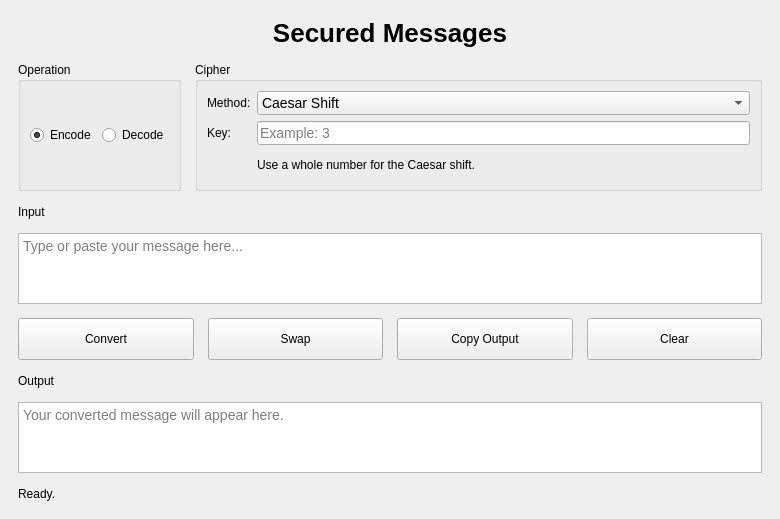
The window that secured_messages.ui (Eggnoig/Secured-Messages) describes before a commit, drawn with Qt 5.
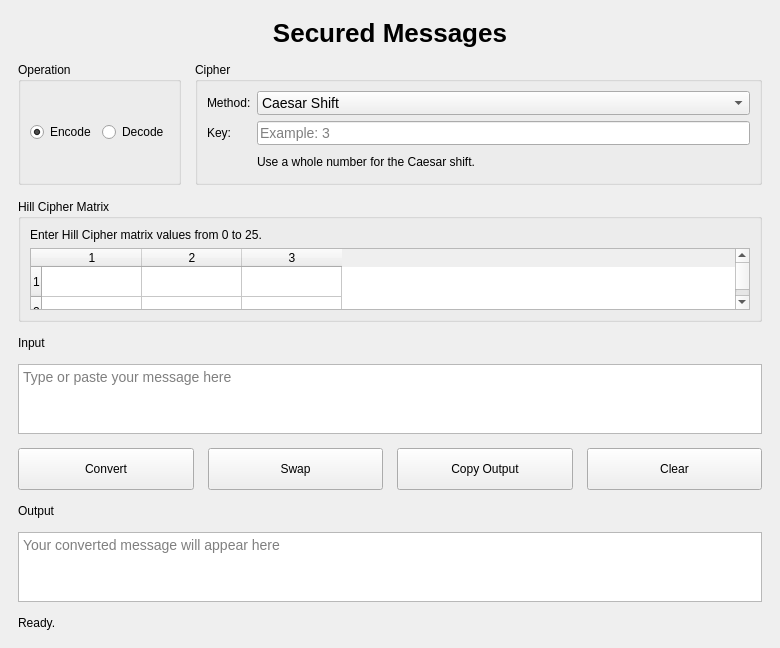
The same window after the commit.

Commit message:
Tied GUI Functionality and Updated DES
  Tied the GUI and Cipher Logic together so now both function as properly intended. DES now takes a custom 8 Byte key instead of a standardized key. Updated UI to include a Matrix Widget for Hill Cipher.

What changed in the file:
```diff
--- a/secured_messages.ui
+++ b/secured_messages.ui
@@ -134,6 +134,38 @@
       </item>
      </layout>
     </item>
+    <item>
+     <widget class="QGroupBox" name="matrix_group">
+      <property name="visible">
+       <bool>false</bool>
+      </property>
+      <property name="title">
+       <string>Hill Cipher Matrix</string>
+      </property>
+      <layout class="QVBoxLayout" name="matrix_layout">
+       <item>
+        <widget class="QLabel" name="matrix_hint">
+         <property name="text">
+          <string>Enter Hill Cipher matrix values from 0 to 25.</string>
+         </property>
+         <property name="wordWrap">
+          <bool>true</bool>
+         </property>
+        </widget>
+       </item>
+       <item>
+        <widget class="QTableWidget" name="matrix_table">
+         <property name="rowCount">
+          <number>3</number>
+         </property>
+         <property name="columnCount">
+          <number>3</number>
+         </property>
+        </widget>
+       </item>
+      </layout>
+     </widget>
+    </item>
     <item>
      <widget class="QLabel" name="message_label">
       <property name="text">
@@ -144,7 +176,7 @@
     <item>
      <widget class="QTextEdit" name="message_input">
       <property name="placeholderText">
-       <string>Type or paste your message here...</string>
+       <string>Type or paste your message here</string>
       </property>
      </widget>
     </item>
@@ -193,7 +225,7 @@
        <bool>true</bool>
       </property>
       <property name="placeholderText">
-       <string>Your converted message will appear here.</string>
+       <string>Your converted message will appear here</string>
       </property>
      </widget>
     </item>
```
The commit also changes 1 other file.
